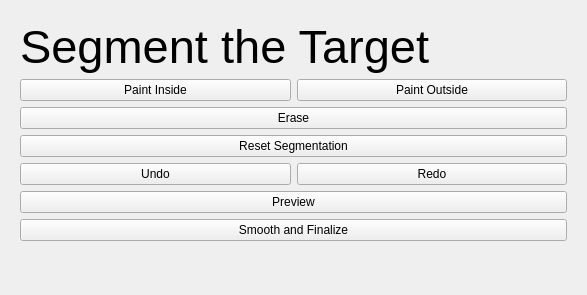
Before: the Qt Designer form Planning/Resources/UI/Planning.ui in NousNav/SlicerOpenNav, drawn with Qt 5.
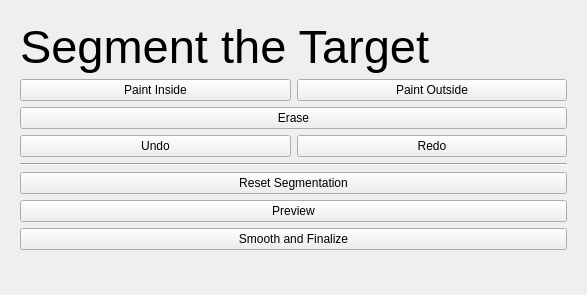
After: the same form once the commit is applied. Custom widgets are drawn as their Qt base class.

Commit message: ENH: Add undo/redo for target segmentation (basic)

```diff
--- a/Planning/Resources/UI/Planning.ui
+++ b/Planning/Resources/UI/Planning.ui
@@ -137,13 +137,6 @@
          </property>
         </widget>
        </item>
-       <item>
-        <widget class="QPushButton" name="targetReset">
-         <property name="text">
-          <string>Reset Segmentation</string>
-         </property>
-        </widget>
-       </item>
        <item>
         <layout class="QHBoxLayout" name="horizontalLayout_2">
          <item>
@@ -162,6 +155,20 @@
          </item>
         </layout>
        </item>
+       <item>
+        <widget class="Line" name="line">
+         <property name="orientation">
+          <enum>Qt::Horizontal</enum>
+         </property>
+        </widget>
+       </item>
+       <item>
+        <widget class="QPushButton" name="targetReset">
+         <property name="text">
+          <string>Reset Segmentation</string>
+         </property>
+        </widget>
+       </item>
        <item>
         <widget class="QPushButton" name="targetPreview">
          <property name="text">
```
Left out of the diff: 4 changed lines with no effect on the pictures. The commit also changes 2 other files.
